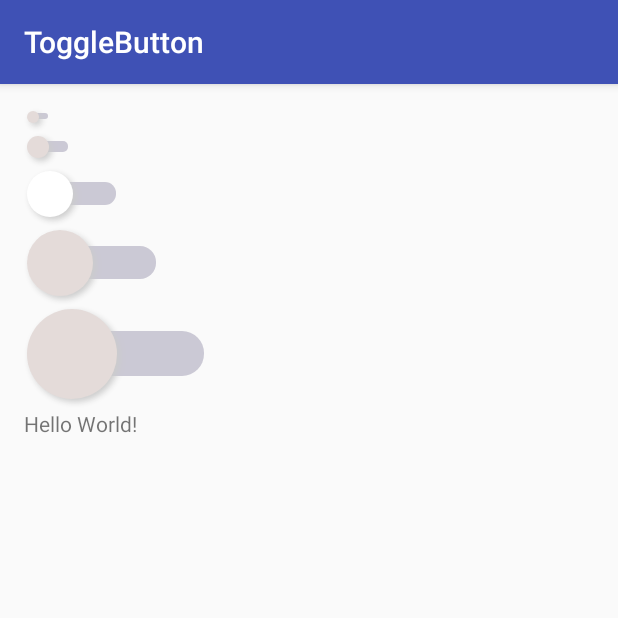
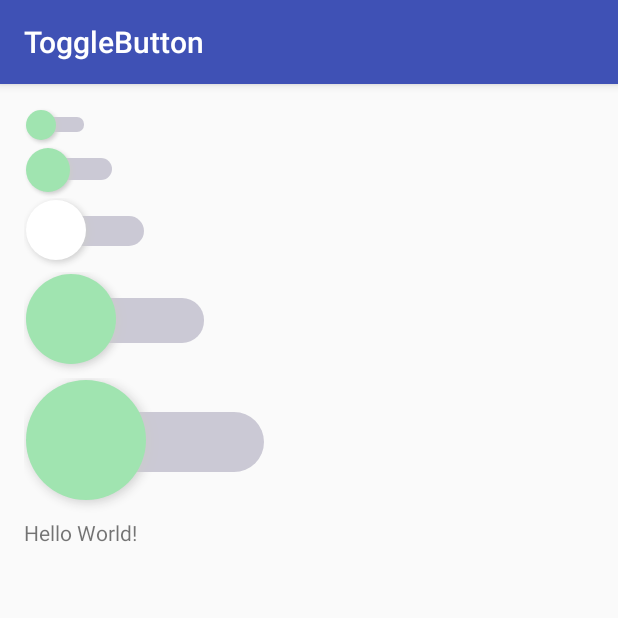
Before and after one commit to donlan/ToggleButton, an Android app: the screen it shows after launch (MainActivity), on a phone screen of 412 x 824 dp, the top half of it. Run offline under Robolectric (Android 15) with nearby library versions, the phone set to English and light mode, and no system bars.

Commit message:
fix view measure

```diff
--- a/app/src/main/res/layout/activity_main.xml
+++ b/app/src/main/res/layout/activity_main.xml
@@ -13,36 +13,36 @@
     tools:context="dong.lan.togglebutton.MainActivity">
 
     <dong.lan.library.ToggleButton
-        app:tb_circle_radius="3dp"
+        app:tb_circle_radius="10dp"
         app:tb_shadow_radius="2dp"
         android:layout_width="match_parent"
         android:layout_height="match_parent" />
 
     <dong.lan.library.ToggleButton
-        app:tb_circle_radius="5dp"
+        app:tb_circle_radius="15dp"
         app:tb_shadow_radius="2dp"
         android:layout_width="match_parent"
         android:layout_height="match_parent" />
 
     <dong.lan.library.ToggleButton
-        app:tb_circle_radius="10dp"
-        app:tb_shadow_radius="2dp"
+        app:tb_circle_radius="20dp"
+        app:tb_shadow_radius="4dp"
         app:tb_check_bg_color="#ADF7D1"
         app:tb_uncheck_color="#fff"
         android:layout_width="match_parent"
         android:layout_height="match_parent" />
 
     <dong.lan.library.ToggleButton
-        app:tb_circle_radius="15dp"
-        app:tb_shadow_radius="2dp"
+        app:tb_circle_radius="30dp"
+        app:tb_shadow_radius="5dp"
         app:tb_check_bg_color="#C264FE"
         app:tb_check_color="#7A08FA"
         android:layout_width="match_parent"
         android:layout_height="match_parent" />
 
     <dong.lan.library.ToggleButton
-        app:tb_circle_radius="20dp"
-        app:tb_shadow_radius="2dp"
+        app:tb_circle_radius="40dp"
+        app:tb_shadow_radius="6dp"
         app:tb_check_color="#384259"
         android:layout_width="match_parent"
         android:layout_height="match_parent" />
--- a/library/src/main/java/dong/lan/library/ToggleButton.java
+++ b/library/src/main/java/dong/lan/library/ToggleButton.java
@@ -24,7 +24,7 @@ public class ToggleButton extends View {
     private boolean isChecked = false;
 
     private int checkColor = 0xff15b17f;
-    private int uncheckColor = 0xffe4dbd9;
+    private int uncheckColor = 0xffA0E4B0;
     private int checkedBgColor = 0xff73ccae;
     private int unCheckedBgColor = 0xffcbc9d5;
 
@@ -69,11 +69,12 @@ public class ToggleButton extends View {
             shadowColor = ta.getColor(R.styleable.ToggleButton_tb_shadow_color,shadowColor);
             uncheckColor = ta.getColor(R.styleable.ToggleButton_tb_uncheck_color,uncheckColor);
             ta.recycle();
+        }else{
+            circleRadius = dp2px(circleRadius);
+            shadowSize = dp2px(shadowSize);
+            shadowDx = dp2px(shadowDx);
+            shadowDy = dp2px(shadowDy);
         }
-        circleRadius = dp2px(circleRadius);
-        shadowSize = dp2px(shadowSize);
-        shadowDx = dp2px(shadowDx);
-        shadowDy = dp2px(shadowDy);
         width = 4 * circleRadius + shadowSize * 2 + shadowDx;
         height = (shadowSize + circleRadius) * 2 + shadowDy;
         int rectHeight = circleRadius;
```
